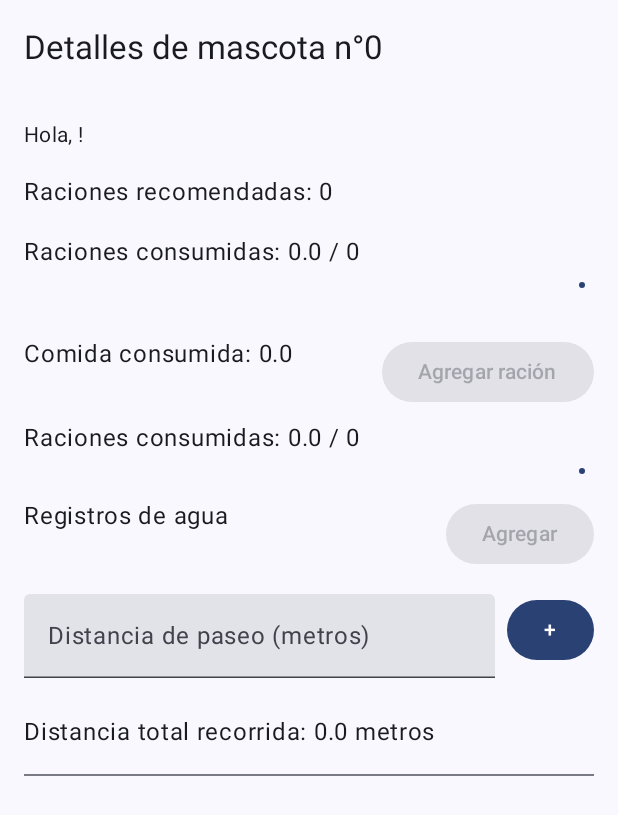
After one commit to unlam-tec-movil/A2-2024-H1-Equipo1, an Android app built with Jetpack Compose: the composable PetDetailScreen called with empty values, on a phone screen of 412 x 824 dp. The commit adds this screen. Shown: the top 815 px of the screen. Run offline under Robolectric (Android 15) with nearby library versions, the phone set to English and light mode, and no system bars; our stand-ins replace Dagger/Hilt's generated code; 5 statements that could not run were skipped.

Commit message:
Implementacion PetDetailScreen y VM

```diff
--- a/app/src/main/java/ar/edu/unlam/mobile/scaffolding/ui/screens/AddPetViewModel.kt
+++ b/app/src/main/java/ar/edu/unlam/mobile/scaffolding/ui/screens/AddPetViewModel.kt
@@ -12,6 +12,7 @@ import kotlinx.coroutines.flow.asStateFlow
 import javax.inject.Inject
 
 data class AddPetState(
+    val id: Int = 0,
     val name: String = "",
     val age: String = "",
     val weight: String = "",
@@ -36,6 +37,7 @@ class AddPetViewModel
                     }
                 petService.addPet(
                     Pet(
+                        id = _state.value.id,
                         name = _state.value.name,
                         age = _state.value.age.toInt(),
                         weight = _state.value.weight.toFloat(),
--- a/app/src/main/java/ar/edu/unlam/mobile/scaffolding/ui/screens/HomeScreen.kt
+++ b/app/src/main/java/ar/edu/unlam/mobile/scaffolding/ui/screens/HomeScreen.kt
@@ -30,6 +30,7 @@ import ar.edu.unlam.mobile.scaffolding.ui.components.SelectCircle
 @Composable
 fun HomeScreen(
     onAddButtonClick: () -> Unit,
+    onDetailPetButtonClick: (Int) -> Unit,
     modifier: Modifier = Modifier,
     viewModel: HomeViewModel = hiltViewModel(),
 ) {
@@ -83,7 +84,7 @@ fun HomeScreen(
                                                 if (uiState.isPetSelectionActivated) {
                                                     viewModel.selectPet(petViewData)
                                                 } else {
-                                                        // ir a la pantalla de editar
+                                                    onDetailPetButtonClick(petViewData.pet.id)
                                                 }
                                             },
                                             onLongClick = {
--- /dev/null
+++ b/app/src/main/java/ar/edu/unlam/mobile/scaffolding/ui/screens/PetDetailScreen.kt
@@ -0,0 +1,181 @@
+package ar.edu.unlam.mobile.scaffolding.ui.screens
+
+import androidx.compose.foundation.layout.Arrangement
+import androidx.compose.foundation.layout.Column
+import androidx.compose.foundation.layout.Row
+import androidx.compose.foundation.layout.Spacer
+import androidx.compose.foundation.layout.fillMaxWidth
+import androidx.compose.foundation.layout.height
+import androidx.compose.foundation.layout.padding
+import androidx.compose.foundation.text.KeyboardOptions
+import androidx.compose.material3.Button
+import androidx.compose.material3.Divider
+import androidx.compose.material3.ExperimentalMaterial3Api
+import androidx.compose.material3.LinearProgressIndicator
+import androidx.compose.material3.MaterialTheme
+import androidx.compose.material3.Scaffold
+import androidx.compose.material3.Text
+import androidx.compose.material3.TextField
+import androidx.compose.material3.TopAppBar
+import androidx.compose.runtime.Composable
+import androidx.compose.runtime.LaunchedEffect
+import androidx.compose.runtime.collectAsState
+import androidx.compose.runtime.getValue
+import androidx.compose.runtime.mutableStateOf
+import androidx.compose.runtime.remember
+import androidx.compose.runtime.setValue
+import androidx.compose.ui.Modifier
+import androidx.compose.ui.text.input.KeyboardType
+import androidx.compose.ui.unit.dp
+import androidx.hilt.navigation.compose.hiltViewModel
+
+@OptIn(ExperimentalMaterial3Api::class)
+@Composable
+fun PetDetailScreen(petId: Int, viewModel: PetDetailViewModel = hiltViewModel()) {
+    // Cargar los detalles del pet cuando se inicia la pantalla
+    LaunchedEffect(petId) {
+        viewModel.loadPetDetails(petId)
+    }
+
+    // Observar los estados del ViewModel
+    val petName by viewModel.petName.collectAsState()
+    val foodConsumed by viewModel.foodConsumed.collectAsState()
+    val waterConsumed by viewModel.waterConsumed.collectAsState()
+    val distanceWalked by viewModel.distanceWalked.collectAsState()
+    val recommendedRations by viewModel.recommendedRations.collectAsState()
+    val recommendedWaterRations by viewModel.recommendedWaterRations.collectAsState()
+    val rationsConsumedPercentage = (foodConsumed / recommendedRations) * 100
+
+    // Estado local para el TextField de distancia
+    var distanceInput by remember { mutableStateOf("") }
+
+    Scaffold(
+        topBar = {
+            TopAppBar(
+                title = { Text("Detalles de mascota n°$petId") }
+            )
+        }
+    ) { innerPadding ->
+        Column(
+            modifier = Modifier
+                .padding(innerPadding)
+                .padding(16.dp)
+        ) {
+            Text(text = "Hola, $petName!", style = MaterialTheme.typography.bodyMedium)
+
+            Spacer(modifier = Modifier.height(16.dp))
+
+            // Mostrar raciones recomendadas
+            Text(text = "Raciones recomendadas: $recommendedRations")
+
+            Spacer(modifier = Modifier.height(16.dp))
+
+            // Barra de progreso para raciones consumidas
+            Text(text = "Raciones consumidas: $foodConsumed / $recommendedRations")
+            LinearProgressIndicator(
+                progress = { foodConsumed / recommendedRations },
+                modifier = Modifier
+                    .fillMaxWidth()
+                    .height(20.dp),
+            )
+
+            Spacer(modifier = Modifier.height(16.dp))
+
+            Row(
+                modifier = Modifier
+                    .fillMaxWidth()
+                    .padding(vertical = 8.dp),
+                horizontalArrangement = Arrangement.SpaceBetween
+            ) {
+                Text(text = "Comida consumida: $foodConsumed")
+                Button(
+                    onClick = {
+                        if (foodConsumed < recommendedRations) {
+                            val food = 1
+                            viewModel.updateFoodConsumed(food)
+                        }
+                    },
+                    enabled = foodConsumed < recommendedRations, // Deshabilitar si se alcanzó el límite
+                    modifier = Modifier.padding(start = 8.dp)
+                ) {
+                    Text(text = "Agregar ración")
+                }
+            }
+
+            // Botón para agregar agua consumida
+
+            Text(text = "Raciones consumidas: $waterConsumed / $recommendedWaterRations")
+            LinearProgressIndicator(
+                progress = { waterConsumed / recommendedWaterRations },
+                modifier = Modifier
+                    .fillMaxWidth()
+                    .height(20.dp),
+            )
+
+            Row(
+                modifier = Modifier
+                    .fillMaxWidth()
+                    .padding(vertical = 8.dp),
+                horizontalArrangement = Arrangement.SpaceBetween
+            ) {
+                Text(text = "Registros de agua")
+                Button(
+                    onClick = {
+                        if (waterConsumed < recommendedRations) {
+                            val water = 1
+                            viewModel.updateWaterConsumed(water)
+                        }
+                    },
+                    enabled = waterConsumed < recommendedRations,
+                    modifier = Modifier.padding(start = 8.dp)
+                ) {
+                    Text(text = "Agregar")
+                }
+            }
+
+            // Distancia recorrida de paseo
+            Row(
+                modifier = Modifier
+                    .fillMaxWidth()
+                    .padding(vertical = 8.dp),
+                horizontalArrangement = Arrangement.SpaceBetween
+            ) {
+                TextField(
+                    value = distanceInput,
+                    onValueChange = { distanceInput = it },
+                    label = { Text("Distancia de paseo (metros)") },
+                    keyboardOptions = KeyboardOptions.Default.copy(keyboardType = KeyboardType.Number),
+                    modifier = Modifier.weight(1f)
+                )
+                Button(
+                    onClick = {
+                        val distance = distanceInput.toFloatOrNull() ?: 0f
+                        viewModel.updateDistanceWalked(distance)
+                        distanceInput = "" // Limpiar el input después de actualizar
+                    },
+                    modifier = Modifier.padding(start = 8.dp)
+                ) {
+                    Text(text = "+")
+                }
+            }
+
+            Spacer(modifier = Modifier.height(16.dp))
+
+            // Mostrar la distancia total recorrida
+            Text(text = "Distancia total recorrida: $distanceWalked metros")
+
+            Spacer(modifier = Modifier.height(16.dp))
+
+            Divider()
+
+            Spacer(modifier = Modifier.height(16.dp))
+
+            /* Mostrar valores
+            Text(text = "Raciones consumidas: $foodConsumed")
+            Text(text = "Raciones de agua: $waterConsumed")
+            Text(text = "Distancia recorrida: $distanceWalked")
+            */
+
+        }
+    }
+}
--- /dev/null
+++ b/app/src/main/java/ar/edu/unlam/mobile/scaffolding/ui/screens/PetDetailViewModel.kt
@@ -0,0 +1,99 @@
+package ar.edu.unlam.mobile.scaffolding.ui.screens
+
+import androidx.lifecycle.ViewModel
+import androidx.lifecycle.viewModelScope
+import ar.edu.unlam.mobile.scaffolding.data.local.pets
+import ar.edu.unlam.mobile.scaffolding.domain.model.Pet
+import ar.edu.unlam.mobile.scaffolding.domain.model.PetType
+import dagger.hilt.android.lifecycle.HiltViewModel
+import kotlinx.coroutines.flow.MutableStateFlow
+import kotlinx.coroutines.flow.StateFlow
+import kotlinx.coroutines.launch
+import java.util.Calendar
+import javax.inject.Inject
+
+@HiltViewModel
+class PetDetailViewModel @Inject constructor() : ViewModel() {
+
+    private val _petName = MutableStateFlow("")
+    private val _foodConsumed = MutableStateFlow(0f)
+    private val _waterConsumed = MutableStateFlow(0f)
+    private val _distanceWalked = MutableStateFlow(0f)
+    private val _recommendedRations = MutableStateFlow(0)
+    private val _recommendedWaterRations = MutableStateFlow(0)
+
+    val petName: StateFlow<String> get() = _petName
+    val foodConsumed: StateFlow<Float> get() = _foodConsumed
+    val waterConsumed: StateFlow<Float> get() = _waterConsumed
+    val distanceWalked: StateFlow<Float> get() = _distanceWalked
+    val recommendedRations: StateFlow<Int> get() = _recommendedRations
+    val recommendedWaterRations: StateFlow<Int> get() = _recommendedWaterRations
+
+    fun updateFoodConsumed(food: Int) {
+        _foodConsumed.value += food
+    }
+
+    fun updateWaterConsumed(water: Int) {
+        _waterConsumed.value += water
+    }
+
+    fun updateDistanceWalked(distance: Float) {
+        _distanceWalked.value += distance
+    }
+
+    fun loadPetDetails(petId: Int) {
+        viewModelScope.launch {
+            // Simular la carga de datos para la mascota
+            val pet = getPetById(petId)
+            _petName.value = pet.name
+            _recommendedRations.value = calculateRecommendedRations(pet.weight)
+            _recommendedWaterRations.value = calculateRecommendedRations(pet.weight)
+            resetDailyValuesAtMidnight()
+        }
+    }
+
+    private fun getPetById(petId: Int): Pet {
+        // Simular obtención de datos
+        return pets.firstOrNull { it.id == petId } ?: Pet(petId, "Desconocido", "", 3, PetType.DOG, 2F)
+    }
+
+    private fun calculateRecommendedRations(weight: Float): Int {
+        return when {
+            weight in 1f..10f -> 1 // Pequeños: 1 ración
+            weight in 11f..25f -> 2 // Medianos: 2 raciones
+            weight in 26f..45f -> 3 // Grandes: 3 raciones
+            weight > 45f -> 4 // Gigantes: 4 raciones
+            else -> 0
+        }
+    }
+
+
+    private fun calculateRecommendedWaterRations(weight: Float): Int {
+        return when {
+            weight in 1f..10f -> 3 // Pequeños: 3 raciones de agua al dia
+            weight in 11f..25f -> 4 // Medianos: 4
+            weight in 26f..45f -> 6 // Grandes: 6 raciones
+            weight > 45f -> 8 // Gigantes: 8 raciones
+            else -> 0
+        }
+    }
+
+    private fun resetDailyValuesAtMidnight() {
+        val now = Calendar.getInstance()
+        val nextMidnight = Calendar.getInstance().apply {
+            add(Calendar.DAY_OF_YEAR, 1)
+            set(Calendar.HOUR_OF_DAY, 0)
+            set(Calendar.MINUTE, 0)
+            set(Calendar.SECOND, 0)
+        }
+
+        val delay = nextMidnight.timeInMillis - now.timeInMillis
+        viewModelScope.launch {
+            kotlinx.coroutines.delay(delay)
+            _foodConsumed.value = 0f
+            _waterConsumed.value = 0f
+            _distanceWalked.value = 0f
+            resetDailyValuesAtMidnight()
+        }
+    }
+}
```
Lines whose indentation alone changed are shown as unchanged.
